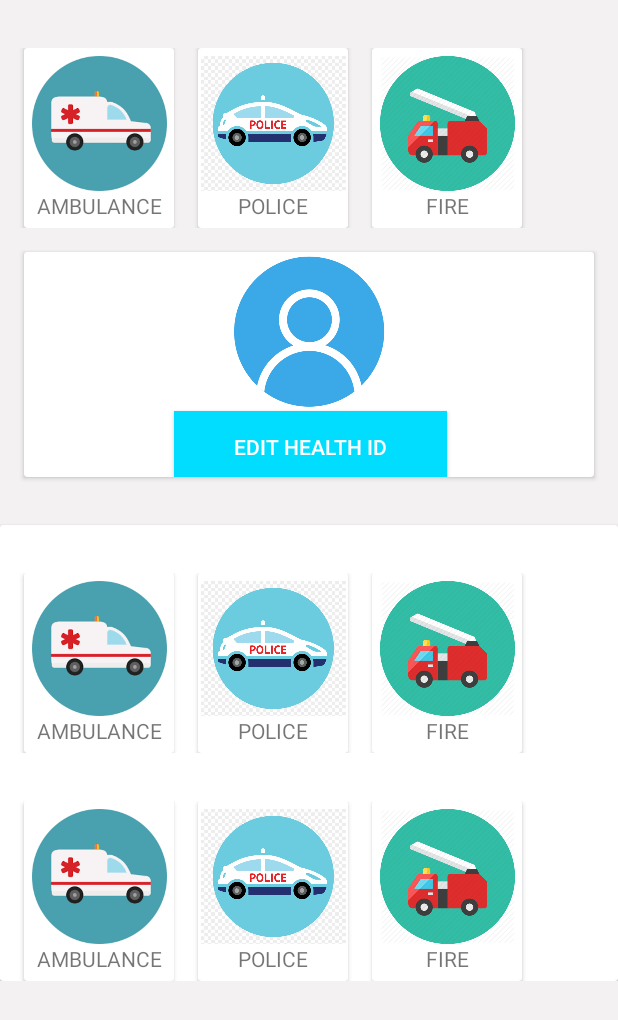
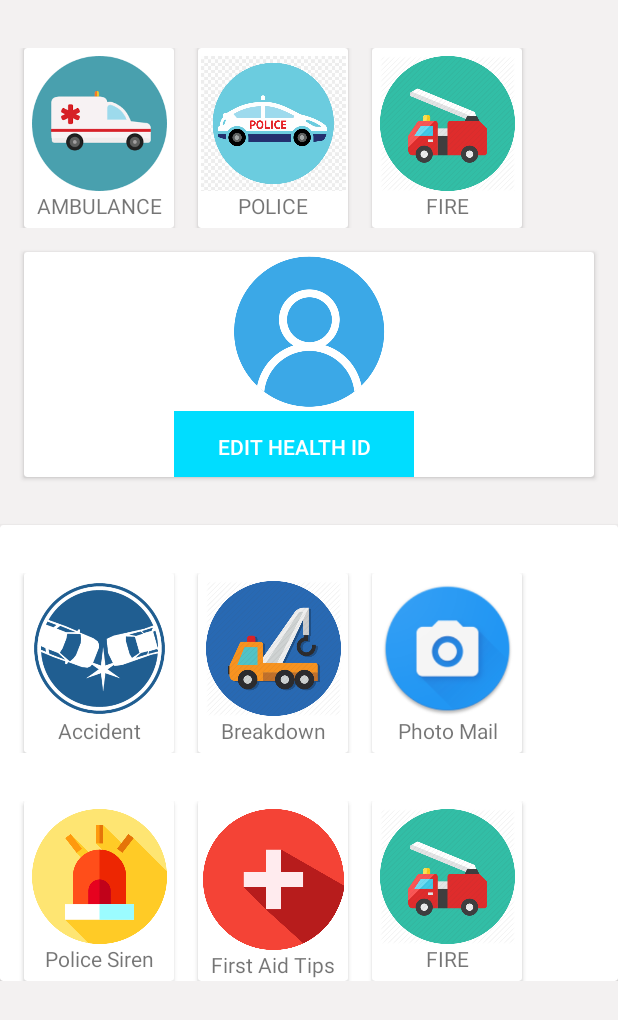
Before and after one commit to Musyimi97/K-Dharura, an Android app: the screen it shows after launch (MainActivity), on a phone screen of 412 x 824 dp. Shown: the top 1020 px of the screen. Run offline under Robolectric (Android 15) with nearby library versions, the phone set to English and light mode, and no system bars.

Commit message:
Added first aid tips

```diff
--- a/app/src/main/java/com/theprotocode/k_dharura/MainActivity.kt
+++ b/app/src/main/java/com/theprotocode/k_dharura/MainActivity.kt
@@ -1,15 +1,20 @@
 package com.theprotocode.k_dharura
 
+import android.content.Context
 import android.content.Intent
 import android.graphics.Bitmap
 import android.net.Uri
 import android.support.v7.app.AppCompatActivity
 import android.os.Bundle
 import android.provider.MediaStore
+import android.support.v4.content.ContextCompat.startActivity
 import android.view.View
 import kotlinx.android.synthetic.main.activity_main.*
-
-
+import kotlinx.android.synthetic.main.activity_main.*
+import android.app.AlertDialog
+import android.content.DialogInterface
+import android.support.v4.app.ActivityCompat.startActivityForResult
+import android.support.v4.content.ContextCompat
 
 class MainActivity : AppCompatActivity() {
 
@@ -17,14 +22,72 @@ class MainActivity : AppCompatActivity() {
         super.onCreate(savedInstanceState)
         setContentView(R.layout.activity_main)
 
-        details.setOnClickListener {
+
+
+
+
+
+
+
+        class pol(view: View){
+            fun call(view: View) {
+                val intent = Intent(Intent.ACTION_DIAL)
+                intent.data = Uri.parse("tel:999")
+                startActivity(intent)
+            }
+
+        }
+
+
+
+        firstAidTips.setOnClickListener {
             val intent = Intent(this, ScrollingActivity::class.java)
             // start your next activity
             startActivity(intent)
+
         }
+
+
+////This intent opens phone keypad automatically
+
+        police.setOnClickListener{
+            val intent = Intent(Intent.ACTION_DIAL)
+            intent.data = Uri.parse("tel:999")
+            startActivity(intent)
+         }
+
+        fun callNumber(view: View){
+            val intent =Intent(Intent.ACTION_SCREEN_OFF)
+            startActivity(intent)
+        }
+
+        fun call(view: View) {
+            val intent = Intent(Intent.ACTION_DIAL)
+            intent.data = Uri.parse("tel:999")
+            startActivity(intent)
+        }
+
+
+        ////This code opens camera automatically and sends it to email automatically.
+        val REQUEST_IMAGE_CAPTURE = 1
+        fun dispatchTakePictureIntent(view: View) {
+            Intent(MediaStore.ACTION_IMAGE_CAPTURE).also { takePictureIntent ->
+                takePictureIntent.resolveActivity(packageManager)?.also {
+                    startActivityForResult(takePictureIntent, REQUEST_IMAGE_CAPTURE)
+
+                }
+            }
+        }
+
 
     }
 }
+
+//class MainActivity : AppCompatActivity() {
+//
+//    override fun onCreate(savedInstanceState: Bundle?) {
+//        super.onCreate(savedInstanceState)
+//        setContentView(R.layout.activity_main)
 
 
 //    Am now going to get reference to all my image views in my homepage
@@ -36,12 +99,14 @@ class MainActivity : AppCompatActivity() {
 //        startActivity(intent)
 //    }
 //
+
+
 ////This intent opens phone keypad automatically
-//
+
 //    fun EmergencyNumber(view: View){
 //        val intent = Intent(Intent.ACTION_DIAL)
 //        intent.data = Uri.parse("tel:999")
-//        startActivity(intent)
+//        startActivity(Context)
 //    }
 
 
@@ -60,3 +125,5 @@ class MainActivity : AppCompatActivity() {
 //            }
 //        }
 //    }
+//
+//
--- a/app/src/main/res/layout/activity_main.xml
+++ b/app/src/main/res/layout/activity_main.xml
@@ -40,7 +40,8 @@
                                 android:background="@android:color/white"
                                 android:layout_width="match_parent"
                                 android:layout_height="90dp" android:scaleType="centerInside"
-                                android:id="@+id/ambulance" android:contentDescription="@string/app_name"/>
+                                android:id="@+id/ambulance" android:contentDescription="@string/app_name"
+                        />
                         <TextView android:layout_width="match_parent"
                                   android:layout_height="wrap_content"
                                   android:text="@string/Ambulance"
@@ -69,7 +70,8 @@
                                 android:background="@android:color/white"
                                 android:layout_width="match_parent"
                                 android:layout_height="90dp" android:scaleType="centerInside"
-                                android:id="@+id/police" android:contentDescription="@string/app_name"/>
+                                android:id="@+id/police" android:contentDescription="@string/app_name"
+                        />
                         <TextView android:layout_width="match_parent"
                                   android:layout_height="wrap_content"
                                   android:text="@string/police"
@@ -99,7 +101,8 @@
                                 android:background="@android:color/white"
                                 android:layout_width="match_parent"
                                 android:layout_height="90dp" android:scaleType="centerInside"
-                                android:id="@+id/fire" android:contentDescription="@string/app_name"/>
+                                android:id="@+id/fire" android:contentDescription="@string/app_name"
+                        />
                         <TextView android:layout_width="match_parent"
                                   android:layout_height="wrap_content"
                                   android:text="@string/fire"
@@ -131,16 +134,23 @@
                            android:layout_height="106dp"
                            android:src="@drawable/i_login"
 
-                />
+                           android:id="@+id/healthID" android:contentDescription="@string/app_name"/>
+                <RelativeLayout
 
-                <Button
-                        android:background="@android:color/holo_blue_bright"
-                        android:textColor="@android:color/white"
-                        android:layout_marginLeft="100dp"
-                        android:layout_width="182dp"
-                        android:layout_height="wrap_content"
-                        android:text="Edit Health ID"
-                        android:id="@+id/details"/>
+                        android:layout_width="wrap_content"
+                        android:layout_height="wrap_content">
+
+                    <Button
+                            android:background="@android:color/holo_blue_bright"
+                            android:textColor="@android:color/white"
+                            android:layout_marginStart="100dp"
+                            android:layout_marginEnd="100dp"
+                            android:layout_width="160dp"
+                            android:layout_height="wrap_content"
+                            android:text="@string/edit_health_id"
+                            android:id="@+id/editHealthId" style="@style/Widget.AppCompat.Button.Borderless.Colored"
+                            android:contentDescription="@string/app_name"/>
+                </RelativeLayout>
 
             </LinearLayout>
 
@@ -179,16 +189,17 @@
                                       android:orientation="vertical"
                         >
                             <ImageButton
-                                    android:src="@drawable/i_ambulance"
+                                    android:src="@drawable/i_accident"
                                     android:layout_marginTop="5dp"
                                     android:background="@android:color/white"
                                     android:layout_width="match_parent"
                                     android:layout_height="90dp" android:scaleType="centerInside"
-                                    android:id="@+id/ambulance1" android:contentDescription="@string/app_name"/>
+                                    android:id="@+id/accident" android:contentDescription="@string/app_name"
+                            />
                             <TextView android:layout_width="match_parent"
                                       android:layout_height="wrap_content"
-                                      android:text="@string/Ambulance"
-                                      android:id="@+id/ammbulanceText1" android:contentDescription="@string/app_name"
+                                      android:text="@string/accident1"
+                                      android:id="@+id/accidentText" android:contentDescription="@string/app_name"
                                       android:textAlignment="center"/>
                         </LinearLayout>
 
@@ -208,16 +219,16 @@
                                       android:orientation="vertical"
                         >
                             <ImageButton
-                                    android:src="@drawable/i_police"
                                     android:layout_marginTop="5dp"
                                     android:background="@android:color/white"
                                     android:layout_width="match_parent"
                                     android:layout_height="90dp" android:scaleType="centerInside"
-                                    android:id="@+id/police1" android:contentDescription="@string/app_name"/>
+                                    android:id="@+id/carTow" android:contentDescription="@string/app_name"
+                                    android:src="@drawable/i_tow2"/>
                             <TextView android:layout_width="match_parent"
                                       android:layout_height="wrap_content"
-                                      android:text="@string/police"
-                                      android:id="@+id/policeText1" android:contentDescription="@string/app_name"
+                                      android:text="@string/breakdown1"
+                                      android:id="@+id/carTowText" android:contentDescription="@string/app_name"
                                       android:textAlignment="center"/>
                         </LinearLayout>
 
@@ -238,16 +249,17 @@
                         >
 
                             <ImageButton
-                                    android:src="@drawable/fire2"
                                     android:layout_marginTop="5dp"
                                     android:background="@android:color/white"
                                     android:layout_width="match_parent"
                                     android:layout_height="90dp" android:scaleType="centerInside"
-                                    android:id="@+id/fire1" android:contentDescription="@string/app_name"/>
+                                    android:id="@+id/photoMail" android:contentDescription="@string/app_name"
+                                    android:src="@drawable/i_camera"/>
                             <TextView android:layout_width="match_parent"
                                       android:layout_height="wrap_content"
-                                      android:text="@string/fire"
-                                      android:textAlignment="center"/>
+                                      android:text="@string/photo_mail"
+                                      android:textAlignment="center" android:id="@+id/phototMailText"
+                                      android:contentDescription="@string/app_name"/>
                         </LinearLayout>
 
                     </android.support.v7.widget.CardView>
@@ -278,16 +290,16 @@
                                       android:orientation="vertical"
                         >
                             <ImageButton
-                                    android:src="@drawable/i_ambulance"
                                     android:layout_marginTop="5dp"
                                     android:background="@android:color/white"
                                     android:layout_width="match_parent"
                                     android:layout_height="90dp" android:scaleType="centerInside"
-                                    android:id="@+id/ambulance2" android:contentDescription="@string/app_name"/>
+                                    android:id="@+id/policeSiren" android:contentDescription="@string/app_name"
+                                    android:src="@drawable/i_siren"/>
                             <TextView android:layout_width="match_parent"
                                       android:layout_height="wrap_content"
-                                      android:text="@string/Ambulance"
-                                      android:id="@+id/ammbulanceText2" android:contentDescription="@string/app_name"
+                                      android:text="@string/police_siren"
+                                      android:id="@+id/policeSirenText" android:contentDescription="@string/app_name"
                                       android:textAlignment="center"/>
                         </LinearLayout>
 
@@ -307,15 +319,15 @@
                                       android:orientation="vertical"
                         >
                             <ImageButton
-                                    android:src="@drawable/i_police"
+                                    android:src="@drawable/i_health2"
                                     android:layout_marginTop="5dp"
                                     android:background="@android:color/white"
                                     android:layout_width="match_parent"
-                                    android:layout_height="90dp" android:scaleType="centerInside"
-                                    android:id="@+id/police2" android:contentDescription="@string/app_name"/>
+                                    android:layout_height="94dp" android:scaleType="centerInside"
+                                    android:id="@+id/firstAidTips" android:contentDescription="@string/app_name"/>
                             <TextView android:layout_width="match_parent"
                                       android:layout_height="wrap_content"
-                                      android:text="@string/police"
+                                      android:text="@string/first_aid_tips"
                                       android:id="@+id/policeText2" android:contentDescription="@string/app_name"
                                       android:textAlignment="center"/>
                         </LinearLayout>
--- a/app/src/main/res/layout/activity_scrolling.xml
+++ b/app/src/main/res/layout/activity_scrolling.xml
@@ -22,8 +22,8 @@
                 android:layout_height="match_parent"
                 app:toolbarId="@+id/toolbar"
                 app:layout_scrollFlags="scroll|exitUntilCollapsed"
-                android:background="@drawable/i_login"
-                app:contentScrim="?attr/colorPrimary">
+                android:background="@drawable/i_health2"
+                app:contentScrim="@color/design_default_color_primary">
 
             <android.support.v7.widget.Toolbar
                     android:id="@+id/toolbar"
--- a/app/src/main/res/layout/content_scrolling.xml
+++ b/app/src/main/res/layout/content_scrolling.xml
@@ -13,6 +13,6 @@
             android:layout_width="wrap_content"
             android:layout_height="wrap_content"
             android:layout_margin="@dimen/text_margin"
-            android:text="@string/large_text"/>
+            android:text= "@string/large_text"/>
 
 </android.support.v4.widget.NestedScrollView>
--- a/app/src/main/res/values/strings.xml
+++ b/app/src/main/res/values/strings.xml
@@ -121,4 +121,10 @@
         "when a user tries to pick up one of cards.\n\n"
     </string>
     <string name="action_settings">Settings</string>
+    <string name="edit_health_id">EDIT HEALTH ID</string>
+    <string name="accident1">Accident</string>
+    <string name="breakdown1">Breakdown</string>
+    <string name="photo_mail">Photo Mail</string>
+    <string name="police_siren">Police Siren</string>
+    <string name="first_aid_tips">First Aid Tips</string>
 </resources>
```
Also changed, not shown: app/src/main/java/com/theprotocode/k_dharura/ScrollingActivity.kt (+86 -0 lines).
